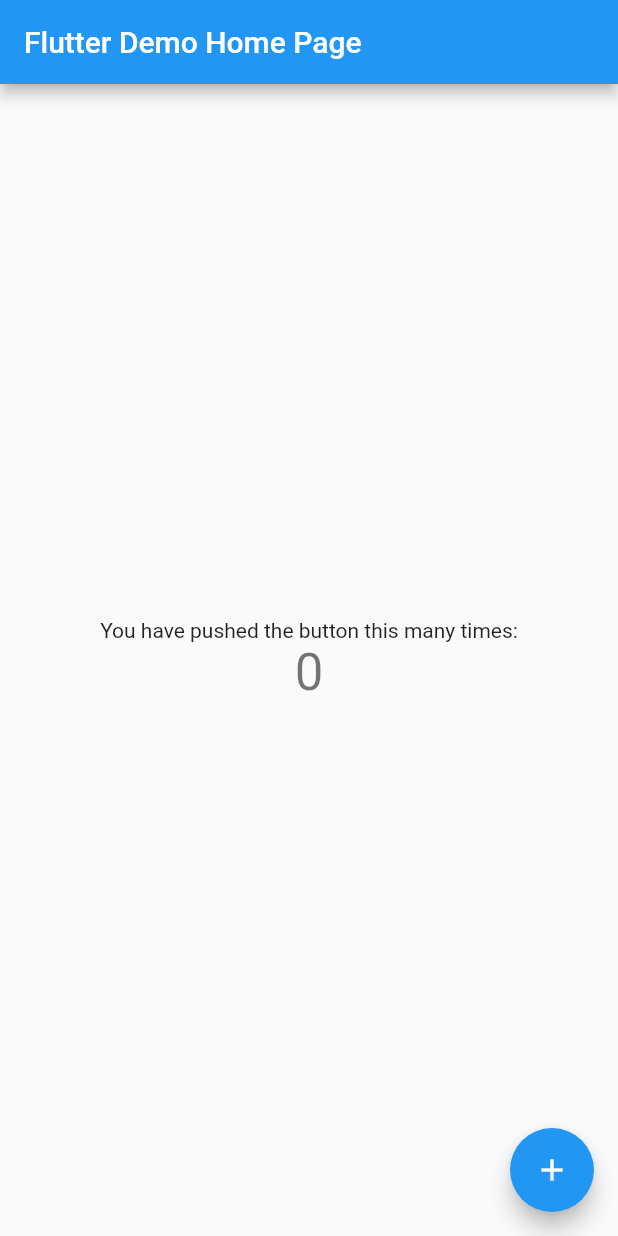
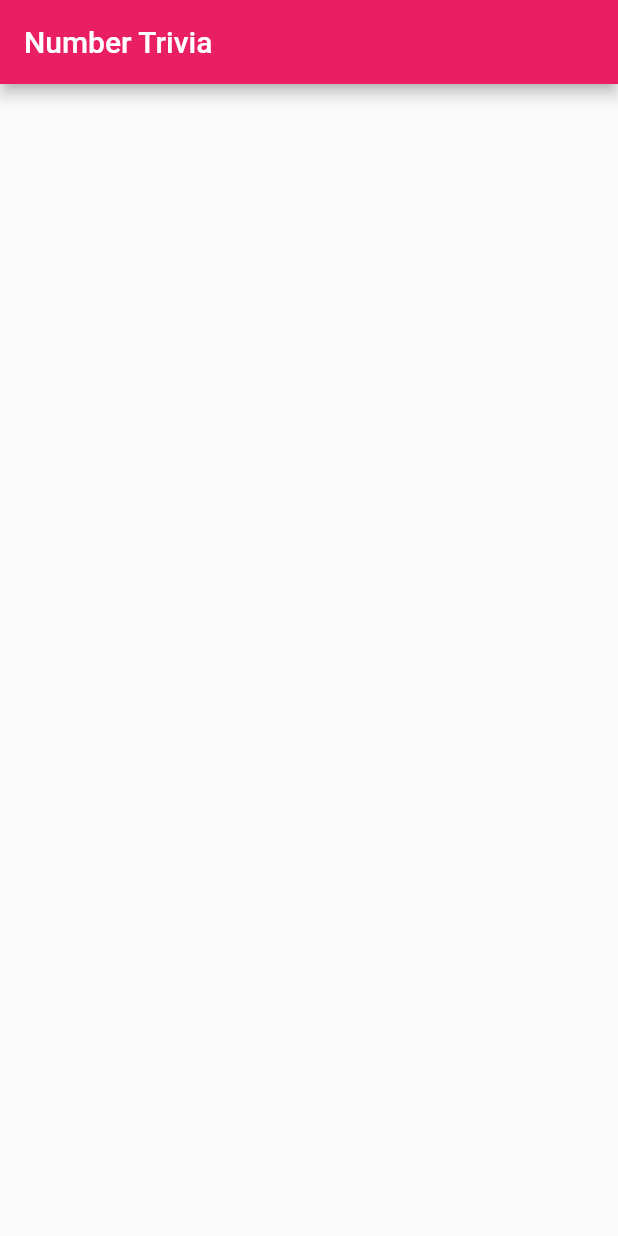
Before and after one commit to flutterninja9/Flutter-Advanced, a Flutter app: the screen it shows after launch, on a phone screen of 412 x 824 dp. Run offline on Flutter 3.47's test engine with Material 2 defaults, Android fonts, the light colour scheme and no system bars; our stand-ins replace bloc, dartz, data_connection_checker, equatable, get_it, shared_preferences.

Commit message:
initiated UI_part

```diff
--- /dev/null
+++ b/clean_architecture_tdd/lib/features/number_trivia/presentation/screens/number_trivia_screen.dart
@@ -0,0 +1,12 @@
+import 'package:flutter/material.dart';
+
+class NumberTriviaScreen extends StatelessWidget {
+  @override
+  Widget build(BuildContext context) {
+    return Scaffold(
+      appBar: AppBar(
+        title: Text("Number Trivia"),
+      ),
+    );
+  }
+}
--- a/clean_architecture_tdd/lib/main.dart
+++ b/clean_architecture_tdd/lib/main.dart
@@ -1,3 +1,4 @@
+import 'package:clean_architecture_tdd/features/number_trivia/presentation/screens/number_trivia_screen.dart';
 import 'package:clean_architecture_tdd/injection_container.dart';
 import 'package:flutter/material.dart';
 
@@ -10,58 +11,10 @@
   @override
   Widget build(BuildContext context) {
     return MaterialApp(
-      title: 'Flutter Demo',
-      theme: ThemeData(
-        primarySwatch: Colors.blue,
-      ),
-      home: MyHomePage(title: 'Flutter Demo Home Page'),
+      title: 'Number Trivia App',
+      theme:
+          ThemeData(primarySwatch: Colors.pink, accentColor: Colors.pinkAccent),
+      home: NumberTriviaScreen(),
     );
   }
 }
-
-class MyHomePage extends StatefulWidget {
-  MyHomePage({Key key, this.title}) : super(key: key);
-
-  final String title;
-
-  @override
-  _MyHomePageState createState() => _MyHomePageState();
-}
-
-class _MyHomePageState extends State<MyHomePage> {
-  int _counter = 0;
-
-  void _incrementCounter() {
-    setState(() {
-      _counter++;
-    });
-  }
-
-  @override
-  Widget build(BuildContext context) {
-    return Scaffold(
-      appBar: AppBar(
-        title: Text(widget.title),
-      ),
-      body: Center(
-        child: Column(
-          mainAxisAlignment: MainAxisAlignment.center,
-          children: <Widget>[
-            Text(
-              'You have pushed the button this many times:',
-            ),
-            Text(
-              '$_counter',
-              style: Theme.of(context).textTheme.headline4,
-            ),
-          ],
-        ),
-      ),
-      floatingActionButton: FloatingActionButton(
-        onPressed: _incrementCounter,
-        tooltip: 'Increment',
-        child: Icon(Icons.add),
-      ),
-    );
-  }
-}
```
Also changed, not shown: 1 other file.
